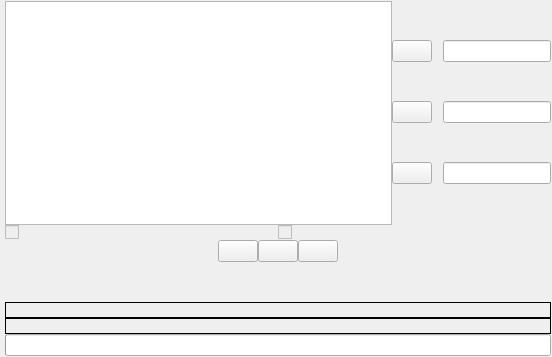
Above: dialogy/multiplevideoet.ui from RaphCucul/Image-registration-GUI before the change. Below: the same form after it.
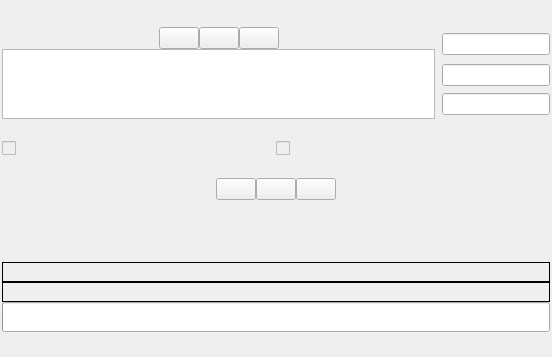
That is the form after the change.

Diff of the .ui file:
```diff
--- a/dialogy/multiplevideoet.ui
+++ b/dialogy/multiplevideoet.ui
@@ -25,24 +25,110 @@
   <property name="autoFillBackground">
    <bool>true</bool>
   </property>
-  <layout class="QVBoxLayout" name="verticalLayout" stretch="3,0,0,0">
+  <layout class="QVBoxLayout" name="verticalLayout_3" stretch="4,0,0,0">
    <property name="spacing">
     <number>0</number>
    </property>
    <property name="leftMargin">
-    <number>5</number>
+    <number>2</number>
    </property>
    <property name="topMargin">
-    <number>1</number>
+    <number>5</number>
    </property>
    <property name="rightMargin">
-    <number>1</number>
+    <number>2</number>
    </property>
    <property name="bottomMargin">
-    <number>1</number>
+    <number>0</number>
    </property>
    <item>
-    <layout class="QHBoxLayout" name="horizontalLayout_6" stretch="2,4">
+    <layout class="QGridLayout" name="gridLayout">
+     <item row="0" column="0" rowspan="3">
+      <layout class="QVBoxLayout" name="verticalLayout">
+       <item>
+        <layout class="QHBoxLayout" name="horizontalLayout_6">
+         <item>
+          <spacer name="horizontalSpacer_3">
+           <property name="orientation">
+            <enum>Qt::Horizontal</enum>
+           </property>
+           <property name="sizeHint" stdset="0">
+            <size>
+             <width>40</width>
+             <height>20</height>
+            </size>
+           </property>
+          </spacer>
+         </item>
+         <item>
+          <widget class="QPushButton" name="nekolikVideiPB">
+           <property name="sizePolicy">
+            <sizepolicy hsizetype="Fixed" vsizetype="Fixed">
+             <horstretch>0</horstretch>
+             <verstretch>0</verstretch>
+            </sizepolicy>
+           </property>
+           <property name="styleSheet">
+            <string notr="true">QPushButton:pressed {
+    border-style: inset;
+    border-color: blue;
+    border-width: 1px;
+    color: white;
+}</string>
+           </property>
+          </widget>
+         </item>
+         <item>
+          <widget class="QPushButton" name="celaSlozkaPB">
+           <property name="sizePolicy">
+            <sizepolicy hsizetype="Fixed" vsizetype="Fixed">
+             <horstretch>0</horstretch>
+             <verstretch>0</verstretch>
+            </sizepolicy>
+           </property>
+           <property name="styleSheet">
+            <string notr="true">QPushButton:pressed {
+    border-style: inset;
+    border-color: blue;
+    border-width: 1px;
+    color: white;
+}</string>
+           </property>
+          </widget>
+         </item>
+         <item>
+          <widget class="QPushButton" name="vymazatZVyberuPB">
+           <property name="sizePolicy">
+            <sizepolicy hsizetype="Fixed" vsizetype="Fixed">
+             <horstretch>0</horstretch>
+             <verstretch>0</verstretch>
+            </sizepolicy>
+           </property>
+           <property name="styleSheet">
+            <string notr="true">QPushButton:pressed {
+    border-style: inset;
+    border-color: blue;
+    border-width: 1px;
+    color: white;
+}</string>
+           </property>
+          </widget>
+         </item>
+         <item>
+          <spacer name="horizontalSpacer_4">
+           <property name="orientation">
+            <enum>Qt::Horizontal</enum>
+           </property>
+           <property name="sizeHint" stdset="0">
+            <size>
+             <width>40</width>
+             <height>20</height>
+            </size>
+           </property>
+          </spacer>
+         </item>
+        </layout>
+       </item>
      <item>
       <widget class="QListWidget" name="vybranaVidea">
        <property name="sizePolicy">
@@ -83,23 +169,10 @@
        </property>
       </widget>
      </item>
-     <item>
-      <layout class="QVBoxLayout" name="verticalLayout_3" stretch="3,1,1">
-       <item>
-        <layout class="QHBoxLayout" name="horizontalLayout_2" stretch="3,1,1">
-         <property name="spacing">
-          <number>2</number>
-         </property>
-         <item>
-          <widget class="QPushButton" name="nekolikVideiPB">
-           <property name="sizePolicy">
-            <sizepolicy hsizetype="Fixed" vsizetype="Fixed">
-             <horstretch>0</horstretch>
-             <verstretch>0</verstretch>
-            </sizepolicy>
-           </property>
-          </widget>
-         </item>
+      </layout>
+     </item>
+     <item row="0" column="1">
+      <layout class="QHBoxLayout" name="horizontalLayout_2">
          <item>
           <widget class="QLabel" name="areaSizelabel">
            <property name="sizePolicy">
@@ -128,21 +201,8 @@
          </item>
         </layout>
        </item>
-       <item>
-        <layout class="QHBoxLayout" name="horizontalLayout_3" stretch="3,1,1">
-         <property name="spacing">
-          <number>2</number>
-         </property>
-         <item>
-          <widget class="QPushButton" name="celaSlozkaPB">
-           <property name="sizePolicy">
-            <sizepolicy hsizetype="Fixed" vsizetype="Fixed">
-             <horstretch>0</horstretch>
-             <verstretch>0</verstretch>
-            </sizepolicy>
-           </property>
-          </widget>
-         </item>
+     <item row="1" column="1">
+      <layout class="QHBoxLayout" name="horizontalLayout_3">
          <item>
           <widget class="QLabel" name="angleTolerationlabel">
            <property name="sizePolicy">
@@ -168,21 +228,8 @@
          </item>
         </layout>
        </item>
-       <item>
-        <layout class="QHBoxLayout" name="horizontalLayout_4" stretch="3,1,1">
-         <property name="spacing">
-          <number>2</number>
-         </property>
-         <item>
-          <widget class="QPushButton" name="vymazatZVyberuPB">
-           <property name="sizePolicy">
-            <sizepolicy hsizetype="Fixed" vsizetype="Fixed">
-             <horstretch>0</horstretch>
-             <verstretch>0</verstretch>
-            </sizepolicy>
-           </property>
-          </widget>
-         </item>
+     <item row="2" column="1">
+      <layout class="QHBoxLayout" name="horizontalLayout_4">
          <item>
           <widget class="QLabel" name="numberIterationlabel">
            <property name="sizePolicy">
@@ -210,8 +257,6 @@
        </item>
       </layout>
      </item>
-    </layout>
-   </item>
    <item>
     <layout class="QHBoxLayout" name="horizontalLayout_5">
      <item>
@@ -256,6 +301,14 @@
          <verstretch>0</verstretch>
         </sizepolicy>
        </property>
+       <property name="styleSheet">
+        <string notr="true">QPushButton:pressed {
+    border-style: inset;
+    border-color: blue;
+    border-width: 1px;
+    color: white;
+}</string>
+       </property>
       </widget>
      </item>
      <item>
@@ -266,6 +319,14 @@
          <verstretch>0</verstretch>
         </sizepolicy>
        </property>
+       <property name="styleSheet">
+        <string notr="true">QPushButton:pressed {
+    border-style: inset;
+    border-color: blue;
+    border-width: 1px;
+    color: white;
+}</string>
+       </property>
       </widget>
      </item>
      <item>
@@ -276,6 +337,14 @@
          <verstretch>0</verstretch>
         </sizepolicy>
        </property>
+       <property name="styleSheet">
+        <string notr="true">QPushButton:pressed {
+    border-style: inset;
+    border-color: blue;
+    border-width: 1px;
+    color: white;
+}</string>
+       </property>
       </widget>
      </item>
      <item>
```
Lines whose indentation alone changed are shown as unchanged.
